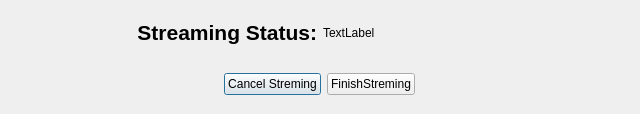
Above: UserApp/Dialogs/StreamingPanel.ui from proximax-storage/cpp-xpx-storage-user-app before the change. Below: the same form after it.
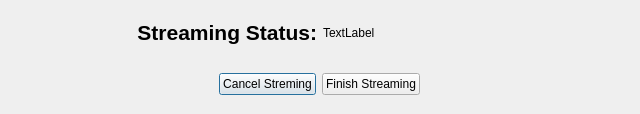
That is the form after the change.

Commit message: debugging finish streaming

```diff
--- a/UserApp/Dialogs/StreamingPanel.ui
+++ b/UserApp/Dialogs/StreamingPanel.ui
@@ -103,7 +103,7 @@
       <item>
        <widget class="QPushButton" name="m_finishBtn">
         <property name="text">
-         <string>FinishStreming</string>
+         <string>Finish Streaming</string>
         </property>
        </widget>
       </item>
```
The commit also changes 12 other files.
